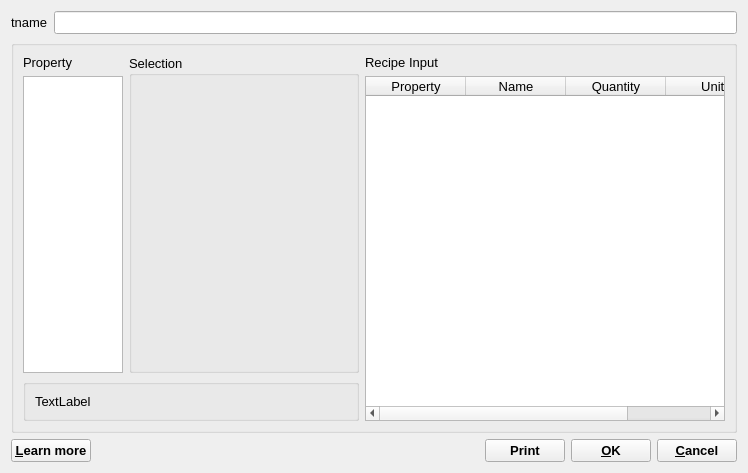
Above: GUI/Dialogs4/InputSystemDialog4.ui from gemshub/GEMSGUI before the change. Below: the same form after it.
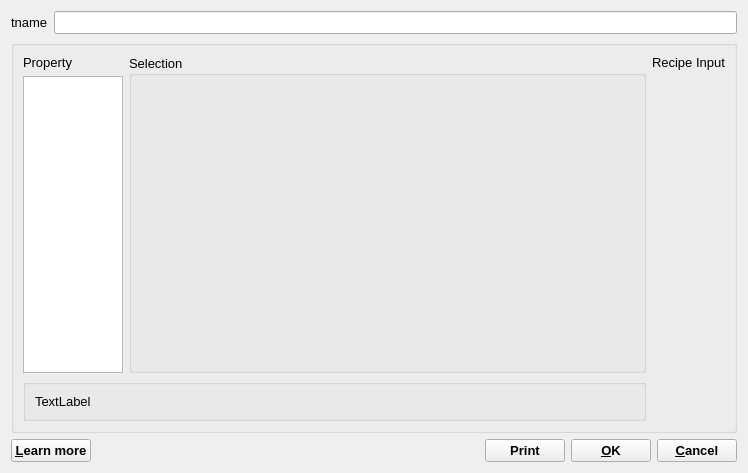
That is the form after the change.

Commit message: Added keyboard navigation to Input Recipy Dialog

```diff
--- a/GUI/Dialogs4/InputSystemDialog4.ui
+++ b/GUI/Dialogs4/InputSystemDialog4.ui
@@ -121,77 +121,6 @@
         </property>
        </widget>
       </item>
-      <item row="1" column="2" rowspan="2">
-       <widget class="QTableWidget" name="recTable">
-        <property name="sizePolicy">
-         <sizepolicy hsizetype="Preferred" vsizetype="Preferred">
-          <horstretch>0</horstretch>
-          <verstretch>0</verstretch>
-         </sizepolicy>
-        </property>
-        <property name="minimumSize">
-         <size>
-          <width>360</width>
-          <height>0</height>
-         </size>
-        </property>
-        <attribute name="horizontalHeaderDefaultSectionSize">
-         <number>100</number>
-        </attribute>
-        <attribute name="horizontalHeaderMinimumSectionSize">
-         <number>25</number>
-        </attribute>
-        <attribute name="horizontalHeaderStretchLastSection">
-         <bool>true</bool>
-        </attribute>
-        <attribute name="verticalHeaderDefaultSectionSize">
-         <number>20</number>
-        </attribute>
-        <attribute name="verticalHeaderStretchLastSection">
-         <bool>false</bool>
-        </attribute>
-        <column>
-         <property name="text">
-          <string>Property</string>
-         </property>
-         <property name="font">
-          <font>
-           <pointsize>10</pointsize>
-          </font>
-         </property>
-        </column>
-        <column>
-         <property name="text">
-          <string>Name</string>
-         </property>
-         <property name="font">
-          <font>
-           <pointsize>10</pointsize>
-          </font>
-         </property>
-        </column>
-        <column>
-         <property name="text">
-          <string>Quantity</string>
-         </property>
-         <property name="font">
-          <font>
-           <pointsize>10</pointsize>
-          </font>
-         </property>
-        </column>
-        <column>
-         <property name="text">
-          <string>Units</string>
-         </property>
-         <property name="font">
-          <font>
-           <pointsize>10</pointsize>
-          </font>
-         </property>
-        </column>
-       </widget>
-      </item>
       <item row="2" column="0" colspan="2">
        <widget class="QGroupBox" name="groupBox">
         <property name="sizePolicy">
```
The commit also changes 2 other files.
